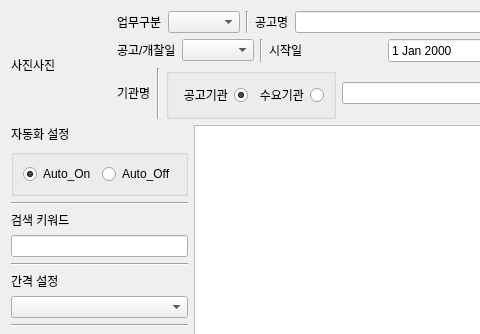
This is python_pyside6/narajangteo_gui/widget_test_01.ui in DevKS-Yet/pythonStudy as Qt 5 draws it before an edit; both pictures show x 0 to 480 and y 0 to 334 of the 864 by 536 pixel window. The edited form follows.
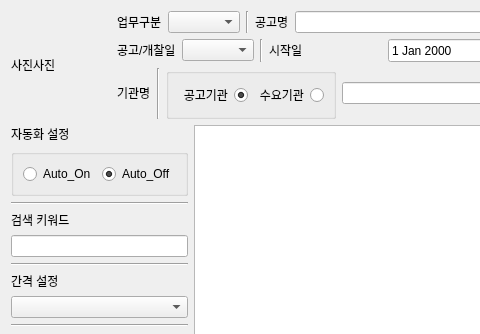
This is the edited form.

Commit message: 20230414 - narajangteo_gui(changed default radio button)

What changed in the file:
```diff
--- a/python_pyside6/narajangteo_gui/widget_test_01.ui
+++ b/python_pyside6/narajangteo_gui/widget_test_01.ui
@@ -392,7 +392,7 @@
              <string>Auto_On</string>
             </property>
             <property name="checked">
-             <bool>true</bool>
+             <bool>false</bool>
             </property>
            </widget>
           </item>
@@ -401,6 +401,9 @@
             <property name="text">
              <string>Auto_Off</string>
             </property>
+            <property name="checked">
+             <bool>true</bool>
+            </property>
            </widget>
           </item>
          </layout>
```
Left out of the diff: 9 changed lines with no effect on the pictures. The commit also changes 1 other file.
